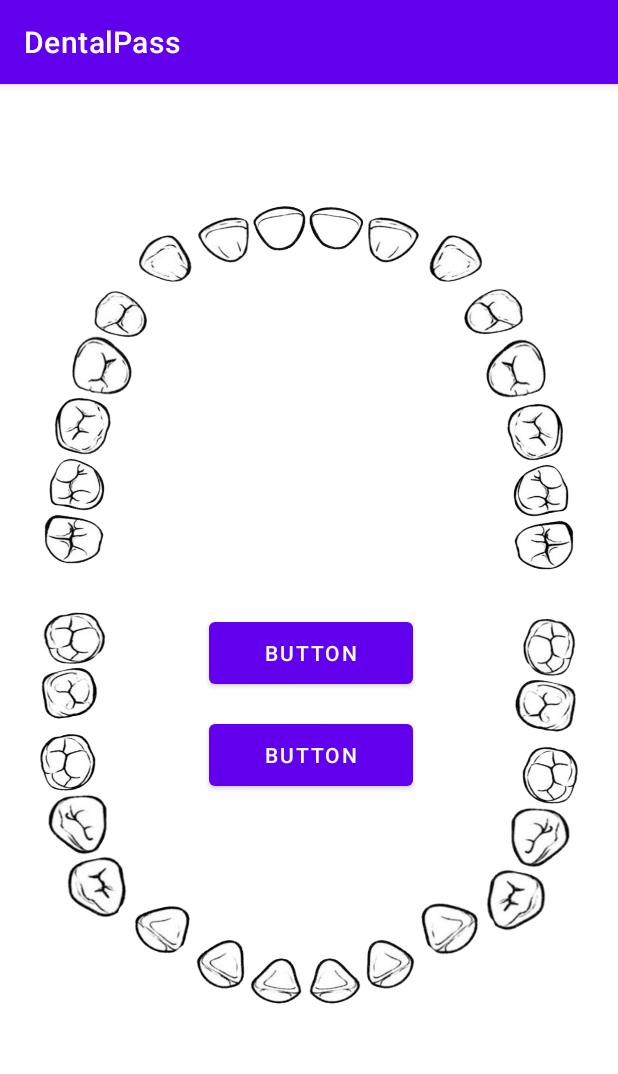
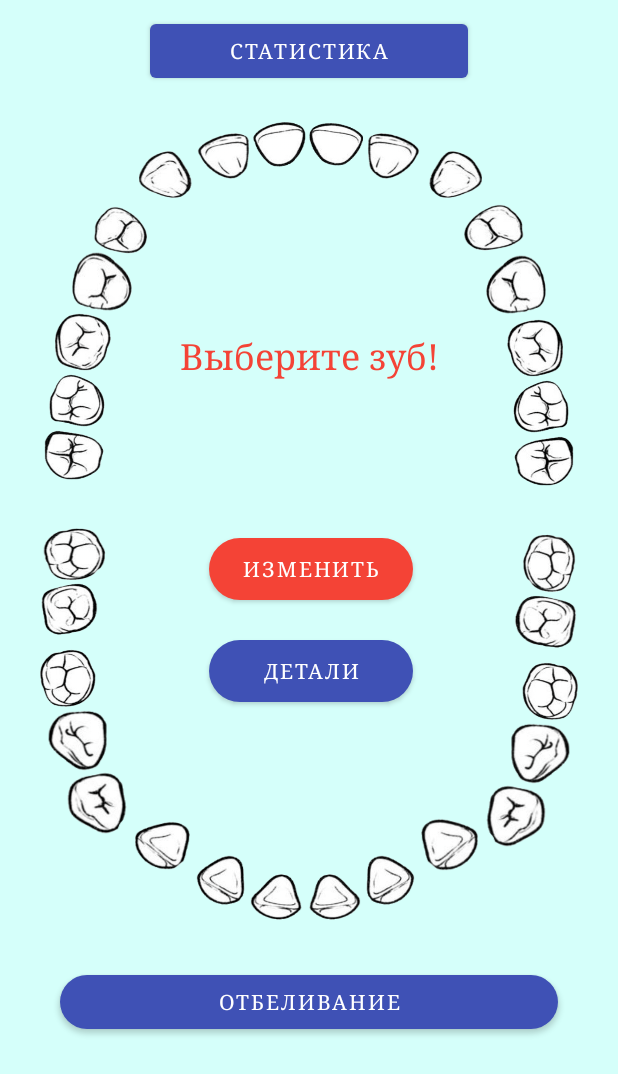
Before and after one commit to sastsy/DentalPass, an Android app: the screen it shows after launch (MainActivity), on a phone screen of 412 x 824 dp. Shown: the top 1074 px of the screen. Run offline under Robolectric (Android 15) with nearby library versions, the phone set to English and light mode, and no system bars.

Commit message:
minor changes

```diff
--- a/app/src/main/AndroidManifest.xml
+++ b/app/src/main/AndroidManifest.xml
@@ -9,6 +9,7 @@
         android:roundIcon="@mipmap/ic_launcher_round"
         android:supportsRtl="true"
         android:theme="@style/Theme.DentalPass">
+        <activity android:name="sastsy.project.dentalpass.ChangeActivity"></activity>
         <activity android:name="sastsy.project.dentalpass.MainActivity">
             <intent-filter>
                 <action android:name="android.intent.action.MAIN" />
--- a/app/src/main/java/sastsy/project/dentalpass/MainActivity.java
+++ b/app/src/main/java/sastsy/project/dentalpass/MainActivity.java
@@ -2,8 +2,10 @@ package sastsy.project.dentalpass;
 
 import androidx.appcompat.app.AppCompatActivity;
 
+import android.content.Intent;
 import android.os.Bundle;
 import android.view.View;
+import android.widget.Button;
 import android.widget.ImageButton;
 import android.widget.TextView;
 
@@ -53,6 +55,16 @@ public class MainActivity extends AppCompatActivity {
             }
         });*/
 
+        Button tooth_specialities_btn = findViewById(R.id.button9);
+        tooth_specialities_btn.setOnClickListener(new View.OnClickListener() {
+            @Override
+            public void onClick(View v) {
+                Intent intent = new Intent(MainActivity.this, ChangeActivity.class);
+                intent.putExtra("tooth", tooth_list[clicked_tooth[0]]);
+                startActivity(intent);
+            }
+        });
+
         for (int i = 0; i <= 31; ++i) {
             imageButtons_list[i] = findViewById(imageButtons_id[i]);
             tooth_list[i] = new Tooth(i + 1);
@@ -64,8 +76,11 @@ public class MainActivity extends AppCompatActivity {
                     clicked_tooth[0] = finalI;
                     imageButtons_list[finalI].setImageResource(redImages_id[finalI]);
                     textView.setText(tooth_list[finalI].name);
+                    tooth_specialities_btn.setVisibility(View.VISIBLE);
+
                 }
             });
         }
     }
+
 }
--- a/app/src/main/java/sastsy/project/dentalpass/Tooth.java
+++ b/app/src/main/java/sastsy/project/dentalpass/Tooth.java
@@ -2,10 +2,10 @@ package sastsy.project.dentalpass;
 
 public class Tooth {
 
-    public final String name;
-    public String state;
-    private final int number;
-    int list_number;
+    public String name;
+    public String[] state;
+    public int number;
+    public int list_number;
 
     String[] name_list = {"Третий моляр (зуб мудрости)", "Второй моляр", "Первый моляр", "Второй премоляр",
     "Первый премоляр", "Клык", "Боковой резец", "Центральный резец"};
@@ -14,14 +14,15 @@ public class Tooth {
     public Tooth(int number) {
         /*if (number / name_list.length != (float) number / name_list.length) list_number = number / name_list.length + 1;
         else list_number = number / name_list.length;
-        this.name = name_list[list_number * name_list.length - number];*/
-        if (number <= 8 || number >= 16 && number <= 24) {
-            if (number % name_list.length == 0) this.name = name_list[7];
-            else this.name = name_list[number % name_list.length];
+        if (number <= 8 || number >= 16 && number <= 24) this.name = name_list[name_list.length - (list_number * name_list.length - number)];
+        else this.name = name_list[list_number * name_list.length - number];*/
+        if (number <= 8 || number >= 17 && number <= 24) {
+            if (number / 8 == (float) number / 8) this.name = name_list[7];
+            else this.name = name_list[8 - (8 * (number / 8 + 1) - number) - 1];
         }
         else {
-            if (number % name_list.length == 0) this.name = name_list[-number];
-            else this.name = name_list[(number / name_list.length + 1) * name_list.length - number];
+            if (number / 8 == (float) number / 8) this.name = name_list[0];
+            else this.name = name_list[8 * (number / 8 + 1) - number];
         }
         this.number = number;
     }
--- a/app/src/main/res/layout/activity_main.xml
+++ b/app/src/main/res/layout/activity_main.xml
@@ -10,6 +10,7 @@
     <androidx.constraintlayout.widget.ConstraintLayout
         android:layout_width="match_parent"
         android:layout_height="match_parent"
+        android:background="#363BFFE8"
         tools:context="sastsy.project.dentalpass.MainActivity">
 
         <ImageButton
@@ -420,7 +421,10 @@
             android:layout_width="136dp"
             android:layout_height="53dp"
             android:layout_marginBottom="176dp"
-            android:text="Button"
+            android:fontFamily="serif"
+            android:text="Изменить"
+            app:backgroundTint="#F44336"
+            app:cornerRadius="50dp"
             app:layout_constraintBottom_toTopOf="@+id/imageButton24"
             app:layout_constraintEnd_toStartOf="@+id/imageButton18"
             app:layout_constraintHorizontal_bias="0.503"
@@ -431,7 +435,10 @@
             android:layout_width="136dp"
             android:layout_height="53dp"
             android:layout_marginBottom="108dp"
-            android:text="Button"
+            android:fontFamily="serif"
+            android:text="Детали"
+            app:backgroundTint="#3F51B5"
+            app:cornerRadius="50dp"
             app:layout_constraintBottom_toTopOf="@+id/imageButton24"
             app:layout_constraintEnd_toStartOf="@+id/imageButton18"
             app:layout_constraintHorizontal_bias="0.503"
@@ -439,14 +446,76 @@
 
         <TextView
             android:id="@+id/textView"
-            android:layout_width="wrap_content"
+            android:layout_width="0dp"
             android:layout_height="wrap_content"
+            android:layout_marginStart="10dp"
+            android:layout_marginLeft="10dp"
+            android:layout_marginEnd="10dp"
+            android:layout_marginRight="10dp"
             android:layout_marginBottom="100dp"
-            android:text=""
+            android:fontFamily="serif"
+            android:gravity="center"
+            android:text="Выберите зуб!"
+            android:textColor="#F44336"
+            android:textSize="24sp"
             app:layout_constraintBottom_toTopOf="@+id/button4"
             app:layout_constraintEnd_toStartOf="@+id/imageButton14"
             app:layout_constraintStart_toEndOf="@+id/imageButton3" />
 
+        <Button
+            android:id="@+id/button7"
+            android:layout_width="0dp"
+            android:layout_height="wrap_content"
+            android:layout_marginStart="100dp"
+            android:layout_marginLeft="100dp"
+            android:layout_marginTop="10dp"
+            android:layout_marginEnd="100dp"
+            android:layout_marginRight="100dp"
+            android:fontFamily="serif"
+            android:text="Статистика"
+            app:backgroundTint="#3F51B5"
+            app:layout_constraintEnd_toEndOf="parent"
+            app:layout_constraintHorizontal_bias="0.5"
+            app:layout_constraintStart_toStartOf="parent"
+            app:layout_constraintTop_toTopOf="parent" />
+
+        <Button
+            android:id="@+id/button8"
+            android:layout_width="0dp"
+            android:layout_height="wrap_content"
+            android:layout_marginStart="40dp"
+            android:layout_marginLeft="40dp"
+            android:layout_marginTop="30dp"
+            android:layout_marginEnd="40dp"
+            android:layout_marginRight="40dp"
+            android:fontFamily="serif"
+            android:text="ОТБЕЛИВАНИЕ"
+            app:backgroundTint="#3F51B5"
+            app:cornerRadius="50dp"
+            app:layout_constraintEnd_toEndOf="parent"
+            app:layout_constraintHorizontal_bias="0.5"
+            app:layout_constraintStart_toStartOf="parent"
+            app:layout_constraintTop_toBottomOf="@+id/imageButton24" />
+
+        <Button
+            android:id="@+id/button9"
+            android:layout_width="0dp"
+            android:layout_height="39dp"
+            android:layout_marginStart="40dp"
+            android:layout_marginLeft="40dp"
+            android:layout_marginTop="10dp"
+            android:layout_marginEnd="40dp"
+            android:layout_marginRight="40dp"
+            android:fontFamily="serif"
+            android:text="ОСОБЕННОСТИ"
+            android:textSize="12sp"
+            app:backgroundTint="#BAF44336"
+            app:layout_constraintEnd_toStartOf="@+id/imageButton16"
+            app:layout_constraintHorizontal_bias="0.5"
+            app:layout_constraintStart_toEndOf="@+id/imageButton1"
+            app:layout_constraintTop_toBottomOf="@+id/textView"
+            android:visibility="gone"/>
+
 
     </androidx.constraintlayout.widget.ConstraintLayout>
 </ScrollView>
--- a/app/src/main/res/values-night/themes.xml
+++ b/app/src/main/res/values-night/themes.xml
@@ -1,6 +1,6 @@
 <resources xmlns:tools="http://schemas.android.com/tools">
     <!-- Base application theme. -->
-    <style name="Theme.DentalPass" parent="Theme.MaterialComponents.DayNight.DarkActionBar">
+    <style name="Theme.DentalPass" parent="Theme.MaterialComponents.DayNight.NoActionBar">
         <!-- Primary brand color. -->
         <item name="colorPrimary">@color/purple_200</item>
         <item name="colorPrimaryVariant">@color/purple_700</item>
--- a/app/src/main/res/values/themes.xml
+++ b/app/src/main/res/values/themes.xml
@@ -1,6 +1,6 @@
 <resources xmlns:tools="http://schemas.android.com/tools">
     <!-- Base application theme. -->
-    <style name="Theme.DentalPass" parent="Theme.MaterialComponents.DayNight.DarkActionBar">
+    <style name="Theme.DentalPass" parent="Theme.MaterialComponents.DayNight.NoActionBar">
         <!-- Primary brand color. -->
         <item name="colorPrimary">@color/purple_500</item>
         <item name="colorPrimaryVariant">@color/purple_700</item>
```
Also changed, not shown: app/src/main/java/sastsy/project/dentalpass/ChangeActivity.java (added, +31 -0 lines), app/src/main/res/layout/activity_change.xml (added, +162 -0 lines), app/src/main/res/drawable-v24/x.png (added), app/src/main/res/drawable-v24/x1.png (added), app/src/main/res/drawable-v24/x2.png (added).
